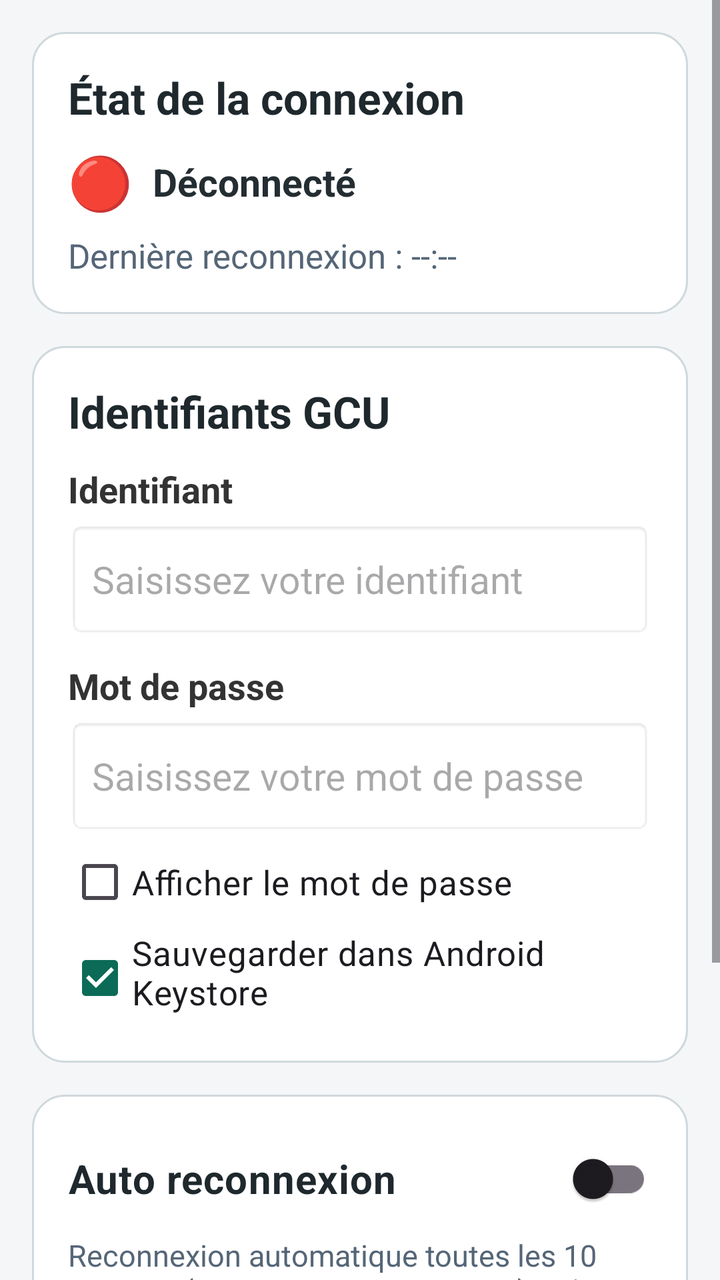
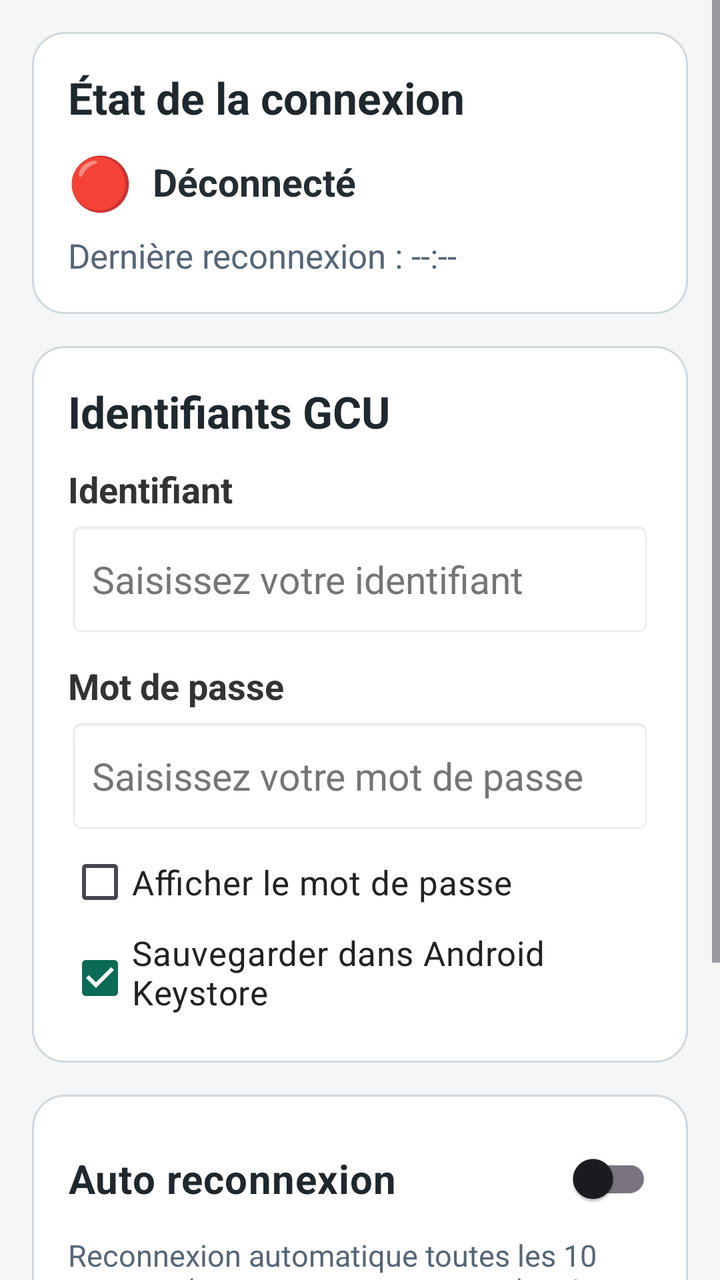

Before-and-after screenshots of an Android layout around one commit, followed by the original layout XML and the change that was made.
<!-- AndroidManifest.xml: application theme Theme.GCUAuto -->
<!-- res/layout/fragment_connection.xml -->
<?xml version="1.0" encoding="utf-8"?>
<ScrollView xmlns:android="http://schemas.android.com/apk/res/android"
    android:layout_width="match_parent"
    android:layout_height="match_parent"
    android:fillViewport="true"
    android:background="#F4F6F8">

    <LinearLayout
        android:layout_width="match_parent"
        android:layout_height="wrap_content"
        android:orientation="vertical"
        android:padding="16dp">

        
        <LinearLayout
            android:layout_width="match_parent"
            android:layout_height="wrap_content"
            android:orientation="vertical"
            android:padding="18dp"
            android:layout_marginBottom="16dp"
            android:background="@drawable/bg_card">

            <TextView
                android:layout_width="match_parent"
                android:layout_height="wrap_content"
                android:text="État de la connexion"
                android:textSize="22sp"
                android:textStyle="bold"
                android:textColor="#1E282D" />

            <LinearLayout
                android:layout_width="match_parent"
                android:layout_height="wrap_content"
                android:orientation="horizontal"
                android:gravity="center_vertical"
                android:paddingTop="10dp">

                <TextView
                    android:id="@+id/tvStatusBadge"
                    android:layout_width="wrap_content"
                    android:layout_height="wrap_content"
                    android:text="🔴"
                    android:textSize="26sp"
                    android:paddingEnd="10dp" />

                <TextView
                    android:id="@+id/tvStatusText"
                    android:layout_width="0dp"
                    android:layout_height="wrap_content"
                    android:layout_weight="1"
                    android:text="Déconnecté"
                    android:textSize="19sp"
                    android:textColor="#232D32"
                    android:textStyle="bold" />
            </LinearLayout>

            <TextView
                android:id="@+id/tvLastReconnect"
                android:layout_width="match_parent"
                android:layout_height="wrap_content"
                android:text="Dernière reconnexion : --:--"
                android:textSize="17sp"
                android:textColor="#556677"
                android:paddingTop="8dp" />
        </LinearLayout>

        
        <LinearLayout
            android:layout_width="match_parent"
            android:layout_height="wrap_content"
            android:orientation="vertical"
            android:padding="18dp"
            android:layout_marginBottom="16dp"
            android:background="@drawable/bg_card">

            <TextView
                android:layout_width="match_parent"
                android:layout_height="wrap_content"
                android:text="Identifiants GCU"
                android:textSize="22sp"
                android:textStyle="bold"
                android:textColor="#1E282D" />

            <TextView
                android:layout_width="match_parent"
                android:layout_height="wrap_content"
                android:text="Identifiant"
                android:textSize="18sp"
                android:textStyle="bold"
                android:textColor="#333333"
                android:paddingTop="12dp"
                android:paddingBottom="4dp" />

            <EditText
                android:id="@+id/etUsername"
                android:layout_width="match_parent"
                android:layout_height="58dp"
                android:hint="Saisissez votre identifiant"
                android:textSize="19sp"
                android:singleLine="true"
                android:padding="12dp"
                android:background="@android:drawable/editbox_background"
                android:inputType="textNoSuggestions" />

            <TextView
                android:layout_width="match_parent"
                android:layout_height="wrap_content"
                android:text="Mot de passe"
                android:textSize="18sp"
                android:textStyle="bold"
                android:textColor="#333333"
                android:paddingTop="12dp"
                android:paddingBottom="4dp" />

            <EditText
                android:id="@+id/etPassword"
                android:layout_width="match_parent"
                android:layout_height="58dp"
                android:hint="Saisissez votre mot de passe"
                android:textSize="19sp"
                android:singleLine="true"
                android:padding="12dp"
                android:background="@android:drawable/editbox_background"
                android:inputType="textPassword" />

            <CheckBox
                android:id="@+id/cbShowPassword"
                android:layout_width="match_parent"
                android:layout_height="wrap_content"
                android:text="Afficher le mot de passe"
                android:textSize="17sp"
                android:paddingTop="6dp"
                android:paddingBottom="6dp" />

            <CheckBox
                android:id="@+id/cbSaveCredentials"
                android:layout_width="match_parent"
                android:layout_height="wrap_content"
                android:text="Sauvegarder dans Android Keystore"
                android:textSize="17sp"
                android:checked="true"
                android:paddingBottom="6dp" />
        </LinearLayout>

        
        <LinearLayout
            android:layout_width="match_parent"
            android:layout_height="wrap_content"
            android:orientation="vertical"
            android:padding="18dp"
            android:layout_marginBottom="16dp"
            android:background="@drawable/bg_card">

            <androidx.appcompat.widget.SwitchCompat
                android:id="@+id/switchAutoReconnect"
                android:layout_width="match_parent"
                android:layout_height="wrap_content"
                android:text="Auto reconnexion"
                android:textSize="20sp"
                android:textStyle="bold"
                android:textColor="#1E282D"
                android:paddingTop="4dp"
                android:paddingBottom="4dp" />

            <TextView
                android:layout_width="match_parent"
                android:layout_height="wrap_content"
                android:text="Reconnexion automatique toutes les 10 minutes (00, 10, 20, 30, 40, 50 min), même écran éteint."
                android:textSize="15sp"
                android:textColor="#556677"
                android:paddingTop="4dp" />
        </LinearLayout>

        
        <Button
            android:id="@+id/btnConnectNow"
            android:layout_width="match_parent"
            android:layout_height="62dp"
            android:text="SE CONNECTER"
            android:textSize="20sp"
            android:textStyle="bold"
            android:textAllCaps="true"
            android:backgroundTint="#0B6B57"
            android:textColor="#FFFFFF"
            android:layout_marginBottom="12dp" />

        <Button
            android:id="@+id/btnClearCredentials"
            android:layout_width="match_parent"
            android:layout_height="54dp"
            android:text="Effacer les identifiants"
            android:textSize="17sp"
            android:textAllCaps="false"
            android:backgroundTint="#D32F2F"
            android:textColor="#FFFFFF" />

    </LinearLayout>
</ScrollView>
<!-- resources referenced by this layout -->
<resources>
  <!-- drawable bg_card (drawable) -->
  <?xml version="1.0" encoding="utf-8"?>
  <shape xmlns:android="http://schemas.android.com/apk/res/android"
      android:shape="rectangle">
      <solid android:color="#FFFFFF" />
      <corners android:radius="16dp" />
      <stroke
          android:width="1dp"
          android:color="#CFD8DC" />
  </shape>
  <style name="Theme.GCUAuto" parent="Theme.Material3.DayNight.NoActionBar">
          <item name="colorPrimary">#0B6B57</item>
          <item name="colorSecondary">#00897B</item>
          <item name="android:statusBarColor">#074D3E</item>
      </style>
</resources>

<!-- the commit's change to res/layout/fragment_connection.xml (unified diff, before → after) -->
@@ -97,6 +97,8 @@
                 android:layout_height="58dp"
                 android:hint="Saisissez votre identifiant"
                 android:textSize="19sp"
+                android:textColor="#000000"
+                android:textColorHint="#757575"
                 android:singleLine="true"
                 android:padding="12dp"
                 android:background="@android:drawable/editbox_background"
@@ -118,6 +120,8 @@
                 android:layout_height="58dp"
                 android:hint="Saisissez votre mot de passe"
                 android:textSize="19sp"
+                android:textColor="#000000"
+                android:textColorHint="#757575"
                 android:singleLine="true"
                 android:padding="12dp"
                 android:background="@android:drawable/editbox_background"
@@ -129,6 +133,7 @@
                 android:layout_height="wrap_content"
                 android:text="Afficher le mot de passe"
                 android:textSize="17sp"
+                android:textColor="#222222"
                 android:paddingTop="6dp"
                 android:paddingBottom="6dp" />
 
@@ -138,6 +143,7 @@
                 android:layout_height="wrap_content"
                 android:text="Sauvegarder dans Android Keystore"
                 android:textSize="17sp"
+                android:textColor="#222222"
                 android:checked="true"
                 android:paddingBottom="6dp" />
         </LinearLayout>
